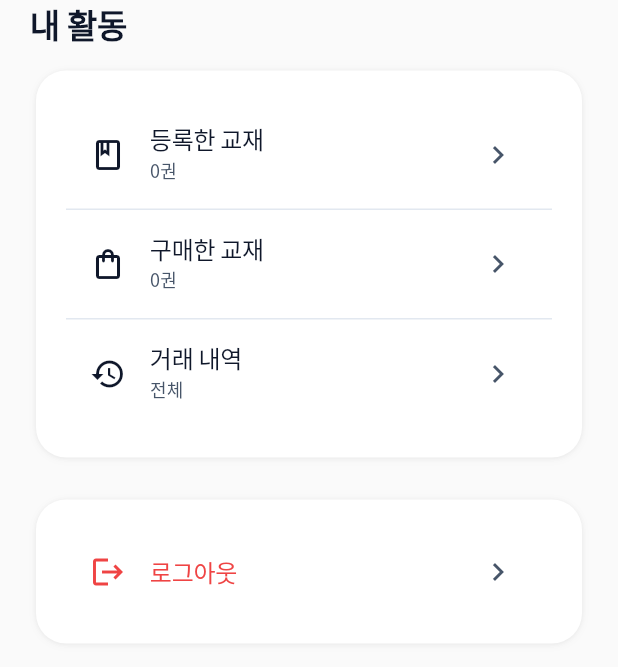
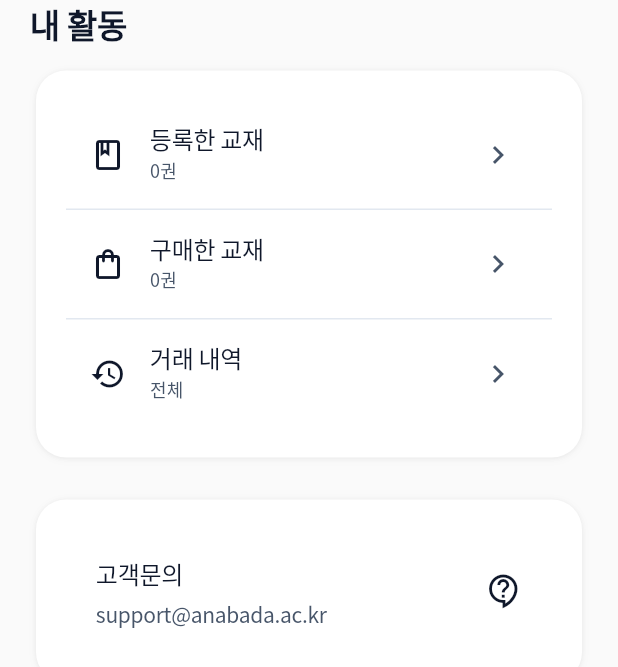
Before and after one commit to ehddbs249/Legend_Anabada, a Flutter app: the _MenuSection widget shown alone on an empty page, opened directly, on a phone screen of 412 x 824 dp. Shown: the top 667 px of the screen. Run offline on Flutter 3.47's test engine with Material 3 defaults, Android fonts, the phone set to English and light mode, and no system bars; our stand-ins replace cached_network_image, camera, dio, flutter_dotenv, go_router, google_fonts and 2 more; accounts and stored records are empty; project files that could hold a hidden picture were left out.

Commit message:
프로필 로그아웃 버튼 -> 고객센터로 수정

```diff
--- a/Flutter/lib/features/profile/screens/profile_screen.dart
+++ b/Flutter/lib/features/profile/screens/profile_screen.dart
@@ -1,4 +1,5 @@
 import 'package:flutter/material.dart';
+import 'package:flutter/services.dart';
 import 'package:provider/provider.dart';
 import 'package:go_router/go_router.dart';
 import '../../../core/constants/app_colors.dart';
@@ -362,62 +363,40 @@ class _MenuSection extends StatelessWidget {
           const SizedBox(height: 20),
           PremiumCard(
             elevation: 2,
+            child: Container(
+              width: double.infinity,
+              padding: const EdgeInsets.symmetric(horizontal: 20, vertical: 16),
+              child: Row(
+                children: [
+                  Expanded(
                     child: Column(
+                      crossAxisAlignment: CrossAxisAlignment.start,
                       children: [
-                _MenuItem(
-                  icon: Icons.logout,
-                  title: '로그아웃',
-                  textColor: AppColors.error,
-                  onTap: () {
-                    _showLogoutDialog(context);
-                  },
+                        Text(
+                          '고객문의',
+                          style: Theme.of(context).textTheme.bodyLarge,
+                        ),
+                        const SizedBox(height: 4),
+                        Text(
+                          'support@anabada.ac.kr',
+                          style: Theme.of(context).textTheme.bodyMedium?.copyWith(
+                            color: AppColors.textSecondary,
+                          ),
                         ),
                       ],
                     ),
                   ),
+                  const Icon(
+                    Icons.contact_support_outlined,
+                    size: 24,
+                    color: AppColors.textPrimary,
+                  ),
                 ],
               ),
-    );
-  }
-
-  void _showLogoutDialog(BuildContext context) {
-    showDialog(
-      context: context,
-      builder: (dialogContext) {
-        return AlertDialog(
-          title: const Text('로그아웃'),
-          content: const Text('정말 로그아웃 하시겠습니까?'),
-          actions: [
-            TextButton(
-              onPressed: () {
-                Navigator.pop(dialogContext);
-              },
-              child: const Text('취소'),
-            ),
-            TextButton(
-              onPressed: () async {
-                Navigator.pop(dialogContext);
-
-                // 로그아웃 실행
-                final authProvider = Provider.of<AuthProvider>(
-                  context,
-                  listen: false,
-                );
-                await authProvider.signOut();
-
-                // 로그인 화면으로 이동
-                if (context.mounted) {
-                  context.go(AppRoutes.login);
-                }
-              },
-              child: const Text(
-                '로그아웃',
-                style: TextStyle(color: AppColors.error),
             ),
           ),
         ],
-        );
-      },
+      ),
     );
   }
 }
@@ -427,26 +406,18 @@ class _MenuItem extends StatelessWidget {
   final String title;
   final String? subtitle;
   final VoidCallback onTap;
-  final Color? textColor;
-
   const _MenuItem({
     required this.icon,
     required this.title,
     this.subtitle,
     required this.onTap,
-    this.textColor,
   });
 
   @override
   Widget build(BuildContext context) {
     return ListTile(
-      leading: Icon(icon, color: textColor ?? AppColors.textPrimary),
-      title: Text(
-        title,
-        style: Theme.of(
-          context,
-        ).textTheme.bodyLarge?.copyWith(color: textColor),
-      ),
+      leading: Icon(icon, color: AppColors.textPrimary),
+      title: Text(title, style: Theme.of(context).textTheme.bodyLarge),
       subtitle: subtitle != null
           ? Text(subtitle!, style: Theme.of(context).textTheme.bodySmall)
           : null,
```
Lines whose indentation alone changed are shown as unchanged.
